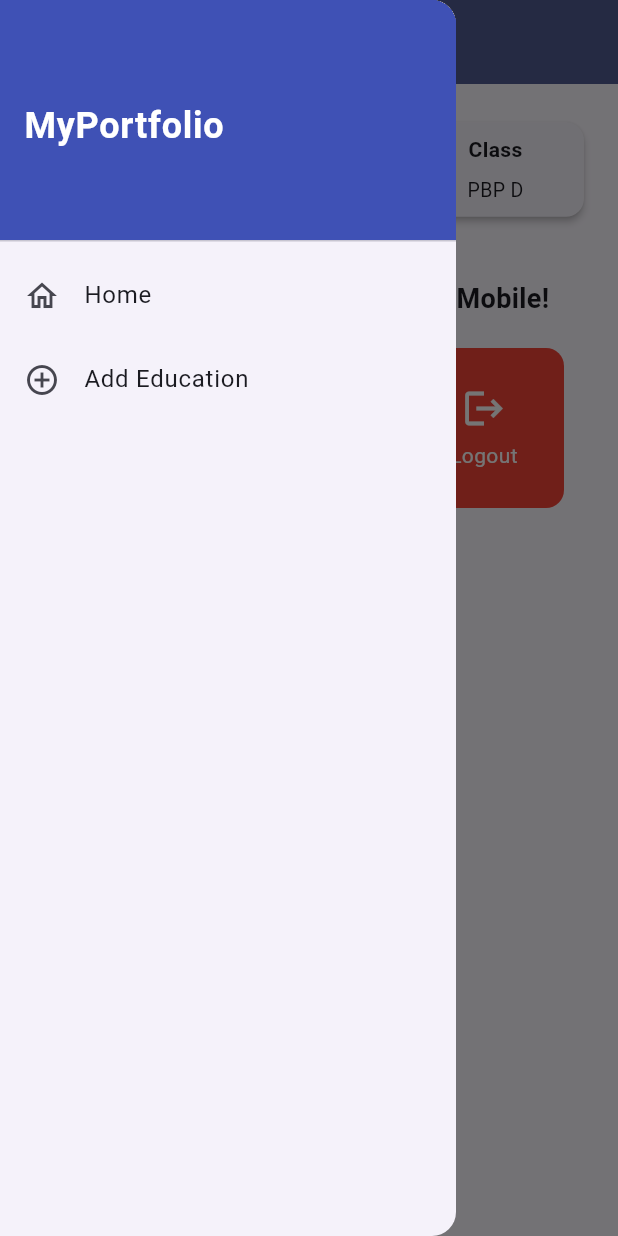
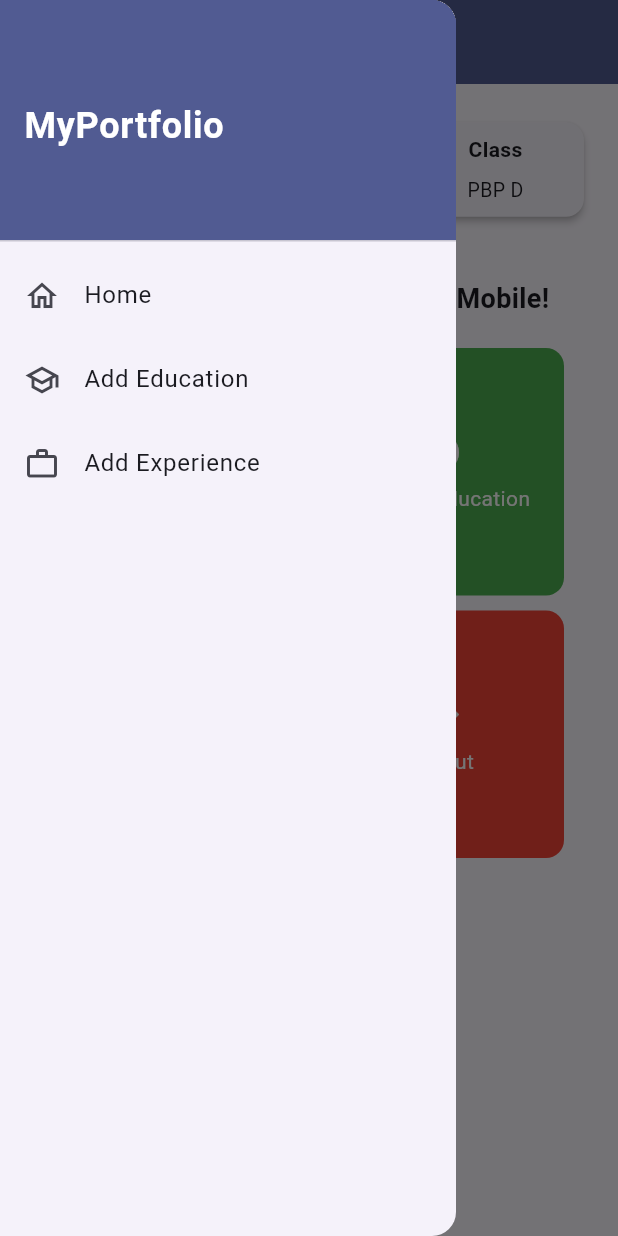
Before and after one commit to iyas8/myportofolio_mobile, a Flutter app: the screen it shows after launch, with the side drawer open, on a phone screen of 412 x 824 dp. Run offline on Flutter 3.47's test engine with Material 3 defaults, Android fonts, the phone set to English and light mode, and no system bars; our stand-ins replace material_ui.

Commit message:
feat: add experience form and navigation

```diff
--- a/lib/screens/menu.dart
+++ b/lib/screens/menu.dart
@@ -1,5 +1,6 @@
 import 'package:material_ui/material_ui.dart';
 import 'package:myportofolio_mobile/screens/education_form.dart';
+import 'package:myportofolio_mobile/screens/experience_form.dart';
 import 'package:myportofolio_mobile/widgets/item_card.dart';
 import 'package:myportofolio_mobile/widgets/left_drawer.dart';
 
@@ -13,6 +14,7 @@ class MyHomePage extends StatelessWidget {
   final List<ItemHomepage> items = const [
     ItemHomepage('Lihat Education', Icons.school, Colors.blue),
     ItemHomepage('Tambah Education', Icons.add_circle, Colors.green),
+    ItemHomepage('Tambah Experience', Icons.work, Colors.purple),
     ItemHomepage('Logout', Icons.logout, Colors.red),
   ];
 
@@ -38,8 +40,16 @@ class MyHomePage extends StatelessWidget {
             MaterialPageRoute(builder: (context) => const EducationFormPage()),
           );
         },
+        onAddExperienceTap: () {
+          Navigator.pop(context);
+          Navigator.push(
+            context,
+            MaterialPageRoute(builder: (context) => const ExperienceFormPage()),
+          );
+        },
       ),
-      body: Padding(
+      body: SingleChildScrollView(
+        child: Padding(
           padding: const EdgeInsets.all(16.0),
           child: Column(
             crossAxisAlignment: CrossAxisAlignment.center,
@@ -53,35 +63,27 @@ class MyHomePage extends StatelessWidget {
                 ],
               ),
               const SizedBox(height: 16.0),
-            Center(
-              child: Column(
-                children: [
               const Padding(
                 padding: EdgeInsets.only(top: 16.0),
                 child: Text(
                   'Selamat datang di MyPortfolio Mobile!',
                   textAlign: TextAlign.center,
-                      style: TextStyle(
-                        fontWeight: FontWeight.bold,
-                        fontSize: 18.0,
-                      ),
+                  style: TextStyle(fontWeight: FontWeight.bold, fontSize: 18.0),
                 ),
               ),
               GridView.count(
-                    primary: true,
                 padding: const EdgeInsets.all(20),
                 crossAxisSpacing: 10,
                 mainAxisSpacing: 10,
-                    crossAxisCount: 3,
+                crossAxisCount: 2,
                 shrinkWrap: true,
+                physics: const NeverScrollableScrollPhysics(),
                 children: items.map((ItemHomepage item) {
                   return ItemCard(item);
                 }).toList(),
               ),
             ],
           ),
-            ),
-          ],
         ),
       ),
     );
--- a/lib/widgets/left_drawer.dart
+++ b/lib/widgets/left_drawer.dart
@@ -3,11 +3,13 @@ import 'package:material_ui/material_ui.dart';
 class LeftDrawer extends StatelessWidget {
   final VoidCallback onHomeTap;
   final VoidCallback onAddEducationTap;
+  final VoidCallback onAddExperienceTap;
 
   const LeftDrawer({
     super.key,
     required this.onHomeTap,
     required this.onAddEducationTap,
+    required this.onAddExperienceTap,
   });
 
   @override
@@ -15,9 +17,11 @@ class LeftDrawer extends StatelessWidget {
     return Drawer(
       child: ListView(
         children: [
-          const DrawerHeader(
-            decoration: BoxDecoration(color: Colors.indigo),
-            child: Align(
+          DrawerHeader(
+            decoration: BoxDecoration(
+              color: Theme.of(context).colorScheme.primary,
+            ),
+            child: const Align(
               alignment: Alignment.centerLeft,
               child: Text(
                 'MyPortfolio',
@@ -35,9 +39,14 @@ class LeftDrawer extends StatelessWidget {
             onTap: onHomeTap,
           ),
           ListTile(
-            leading: const Icon(Icons.add_circle_outline),
+            leading: const Icon(Icons.school_outlined),
             title: const Text('Add Education'),
             onTap: onAddEducationTap,
+          ),
+          ListTile(
+            leading: const Icon(Icons.work_outline),
+            title: const Text('Add Experience'),
+            onTap: onAddExperienceTap,
           ),
         ],
       ),
```
Also changed, not shown: lib/screens/education_form.dart (+12 -2 lines), lib/screens/experience_form.dart (added, +197 -0 lines), lib/widgets/item_card.dart (+8 -0 lines). Lines whose indentation alone changed are shown as unchanged.
